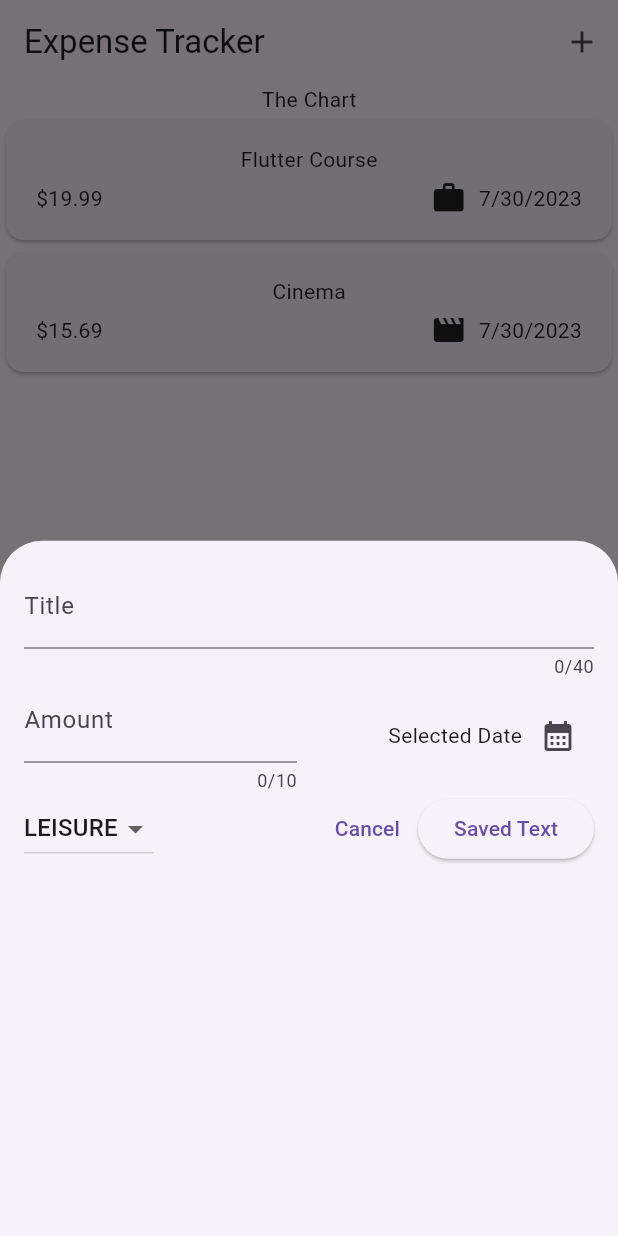
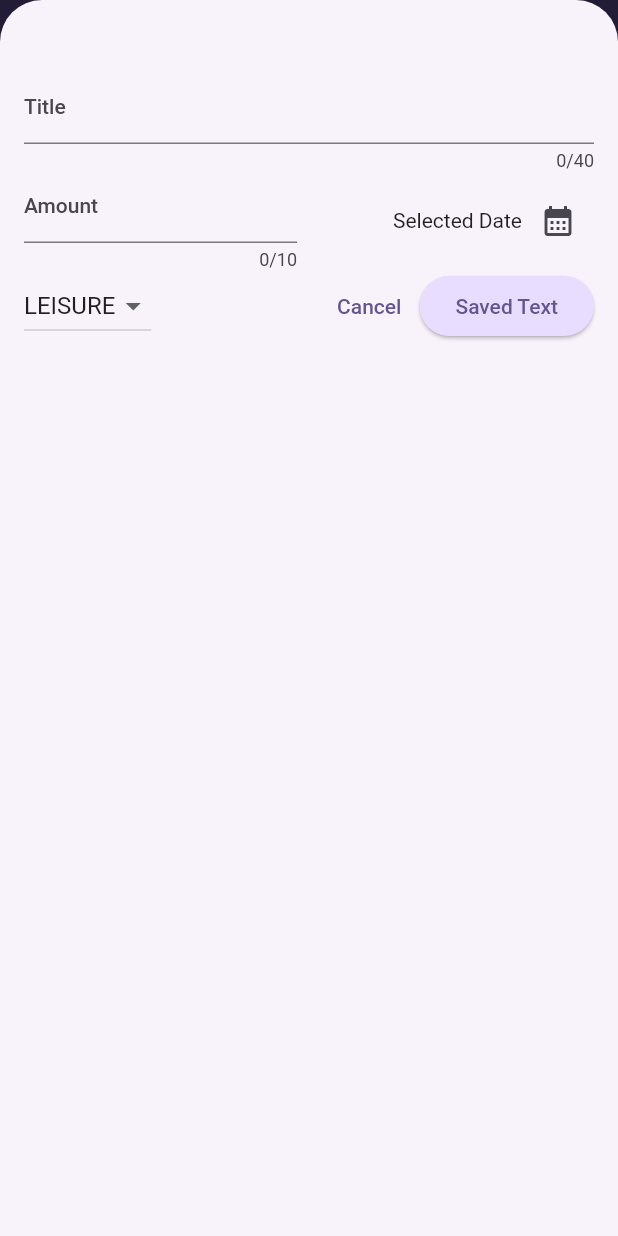
Before and after one commit to MoosaZK/expense_tracker_app, a Flutter app: the screen it shows after launch, after a tap on the "add" icon, on a phone screen of 412 x 824 dp. Run offline on Flutter 3.47's test engine with Material 2 defaults, Android fonts, the phone set to English and light mode, and no system bars.

Commit message:
added DissimibleWidget and set overall them

```diff
--- a/lib/main.dart
+++ b/lib/main.dart
@@ -1,9 +1,36 @@
 import 'package:flutter/material.dart';
 import 'package:expense_tracker/widgets/expenses.dart';
 
+var kColorScheme =
+    ColorScheme.fromSeed(seedColor: const Color.fromARGB(255, 96, 59, 181));
+
 void main() {
   runApp(MaterialApp(
-    theme: ThemeData(useMaterial3: true),
+    theme: ThemeData().copyWith(
+        useMaterial3: true,
+        colorScheme: kColorScheme,
+        appBarTheme: const AppBarTheme().copyWith(
+          backgroundColor: kColorScheme.onPrimaryContainer,
+          foregroundColor: kColorScheme.primaryContainer,
+        ),
+        cardTheme: const CardTheme().copyWith(
+          elevation: 8,
+          color: kColorScheme.secondaryContainer,
+          margin: const EdgeInsets.symmetric(horizontal: 16, vertical: 8),
+          shadowColor: Colors.grey.withOpacity(0.5),
+        ),
+        elevatedButtonTheme: ElevatedButtonThemeData(
+          style: ElevatedButton.styleFrom(
+            backgroundColor: kColorScheme.primaryContainer,
+          ),
+        ),
+        textTheme: ThemeData().textTheme.copyWith(
+              titleLarge: TextStyle(
+                fontWeight: FontWeight.normal,
+                color: kColorScheme.onSecondaryContainer,
+                fontSize: 14,
+              ),
+            )),
     home: const Expenses(),
   ));
 }
--- a/lib/widgets/expenses.dart
+++ b/lib/widgets/expenses.dart
@@ -28,11 +28,52 @@ class _ExpensesState extends State<Expenses> {
 
   void _openAddExpenseOverlay() {
     showModalBottomSheet(
-        context: context, builder: (ctx) => const NewExpense());
+      isScrollControlled: true,
+      context: context,
+      builder: (ctx) => NewExpense(
+        onAddExpense: _addExpense,
+      ),
+    );
+  }
+
+  void _addExpense(Expense expense) {
+    setState(() {
+      _registeredExpenses.add(expense);
+    });
+  }
+
+  void _removedExpense(Expense expense) {
+    final expenseIndex = _registeredExpenses.indexOf(expense);
+    setState(() {
+      _registeredExpenses.remove(expense);
+    });
+    ScaffoldMessenger.of(context).clearSnackBars();
+    ScaffoldMessenger.of(context).showSnackBar(
+      SnackBar(
+        duration: const Duration(seconds: 3),
+        content: const Text('Expense Deleted'),
+        action: SnackBarAction(
+            label: 'Undo',
+            onPressed: () {
+              setState(() {
+                _registeredExpenses.insert(expenseIndex, expense);
+              });
+            }),
+      ),
+    );
   }
 
   @override
   Widget build(BuildContext context) {
+    Widget mainContent = const Center(
+      child: Text("No expenses found. Start adding some."),
+    );
+    if (_registeredExpenses.isNotEmpty) {
+      mainContent = ExpensesList(
+        expenses: _registeredExpenses,
+        onRemoveExpense: _removedExpense,
+      );
+    }
     return Scaffold(
       appBar: AppBar(
         title: const Text("Expense Tracker"),
@@ -43,10 +84,14 @@ class _ExpensesState extends State<Expenses> {
           )
         ],
       ),
-      body: Column(children: [
-        const Text('The Chart'),
-        Expanded(child: ExpensesList(expenses: _registeredExpenses))
-      ]),
+      body: Column(
+        children: [
+          const Text('The Chart'),
+          Expanded(
+            child: mainContent,
+          ),
+        ],
+      ),
     );
   }
 }
--- a/lib/widgets/expenses_list/expenses_list.dart
+++ b/lib/widgets/expenses_list/expenses_list.dart
@@ -3,13 +3,20 @@ import 'package:flutter/material.dart';
 import 'package:expense_tracker/models/expense.dart';
 
 class ExpensesList extends StatelessWidget {
-  const ExpensesList({super.key, required this.expenses});
+  const ExpensesList(
+      {super.key, required this.expenses, required this.onRemoveExpense});
   final List<Expense> expenses;
+  final void Function(Expense expense) onRemoveExpense;
 
   @override
   Widget build(BuildContext context) {
     return ListView.builder(
         itemCount: expenses.length,
-        itemBuilder: (ctx, index) => ExpenseItem(expenses[index]));
+        itemBuilder: (ctx, index) => Dismissible(
+            key: ValueKey(expenses[index]),
+            onDismissed: (direction) {
+              onRemoveExpense(expenses[index]);
+            },
+            child: ExpenseItem(expenses[index])));
   }
 }
```
Also changed, not shown: lib/widgets/new_expense.dart (+37 -6 lines).
